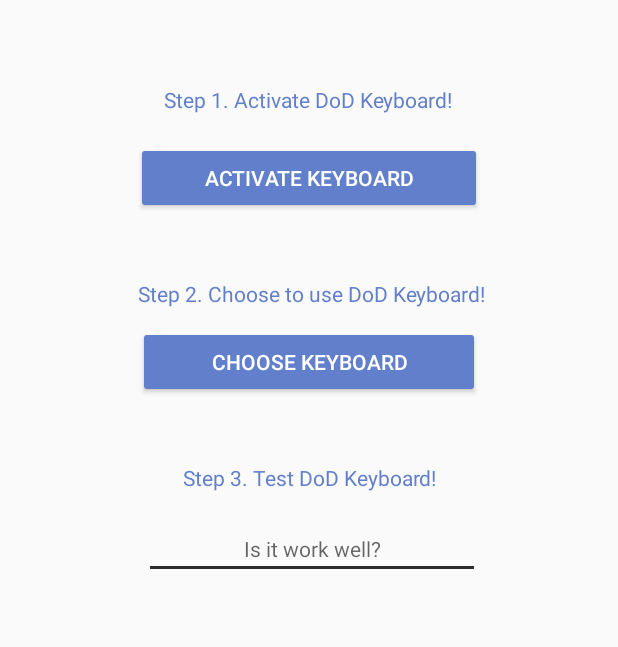
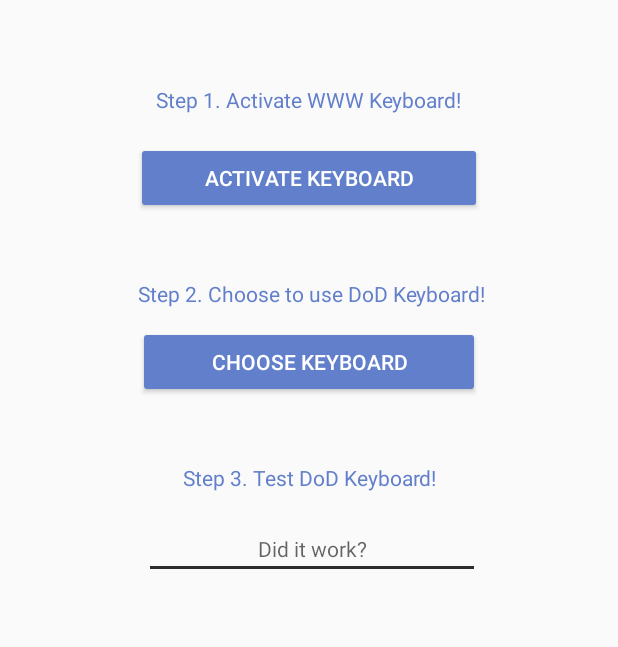
Before and after one commit to arky02/Eicon_DoD, an Android app: the KeyboardActivation screen opened directly, with no data from a screen before it, on a phone screen of 412 x 824 dp. Shown: the part 512-1159 px from the top of the screen. Run offline under Robolectric (Android 15) with nearby library versions, the phone set to English and light mode, and no system bars.

Commit message:
Fix spelling

```diff
--- a/app/src/main/java/com/example/eicon_dod/MainActivity.java
+++ b/app/src/main/java/com/example/eicon_dod/MainActivity.java
@@ -243,6 +243,7 @@ public class MainActivity extends AppCompatActivity implements NavigationView.On
         if (first == null) {
             firstText.setText(getString(R.string.first, "-", "-"));
         } else {
+            Log.e( "BLA",first.getValue().toString());
             firstText.setText(getString(R.string.first, first.getKey(), first.getValue().toString()));
         }
 
--- a/app/src/main/res/layout/keyboard_activation.xml
+++ b/app/src/main/res/layout/keyboard_activation.xml
@@ -130,7 +130,7 @@
         android:layout_marginTop="8dp"
         android:layout_marginEnd="8dp"
         android:layout_marginBottom="8dp"
-        android:text="Step 1. Activate DoD Keyboard!"
+        android:text="Step 1. Activate WWW Keyboard!"
         android:textAlignment="center"
         android:textColor="#FF617FCA"
         android:textSize="14sp"
@@ -192,7 +192,7 @@
         android:layout_marginEnd="8dp"
         android:layout_marginBottom="8dp"
         android:ems="14"
-        android:hint="Is it work well?"
+        android:hint="Did it work?"
         android:textAlignment="center"
         android:textColor="#2C2C2C"
         android:backgroundTint="#2C2C2C"
```
